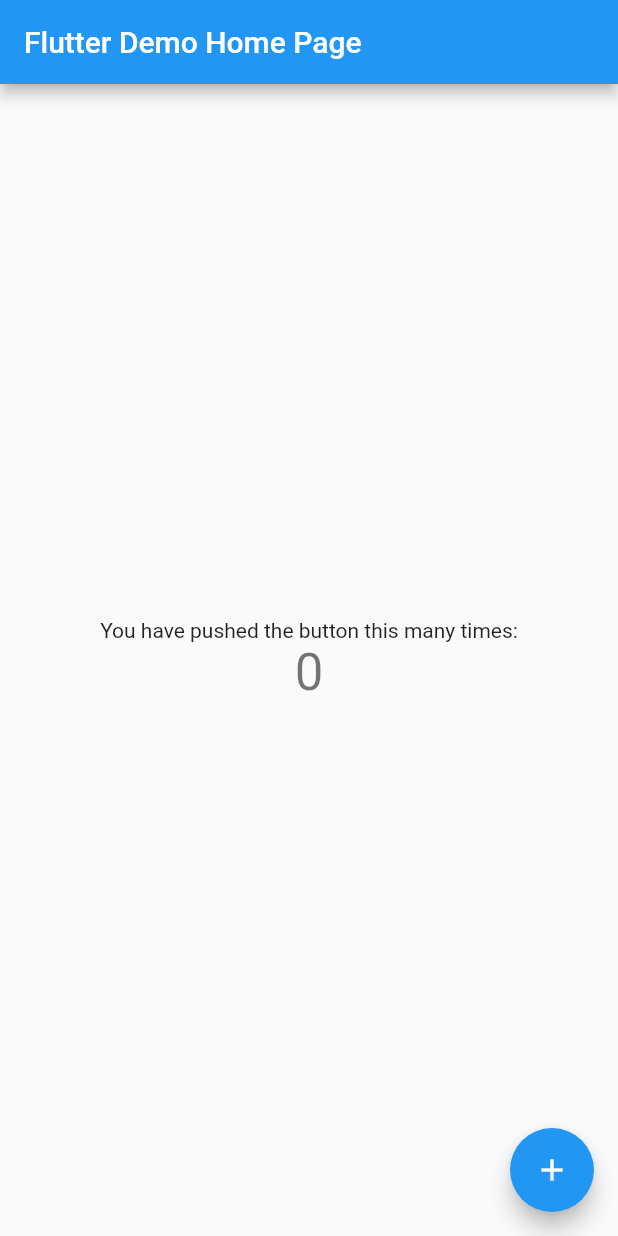
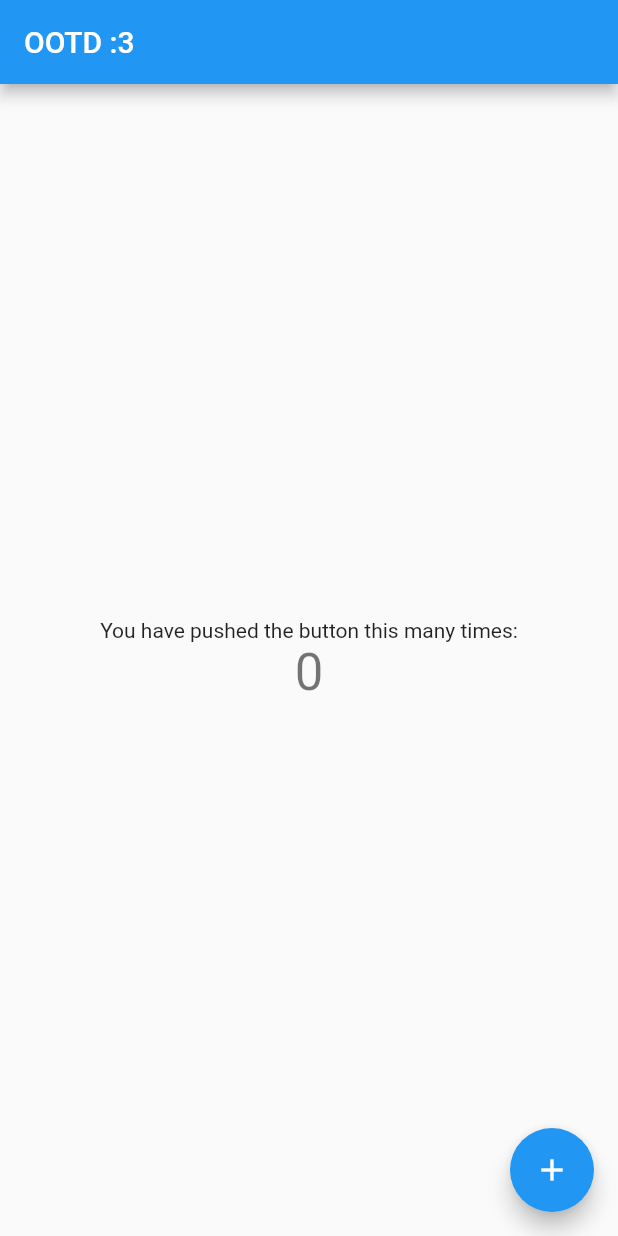
Before and after one commit to danielcornejo14/ootd, a Flutter app: the screen it shows after launch, on a phone screen of 412 x 824 dp. Run offline on Flutter 3.47's test engine with Material 2 defaults, Android fonts, the phone set to English and light mode, and no system bars; our stand-ins replace firebase_core; accounts and stored records are empty.

```diff
--- a/ootd/lib/main.dart
+++ b/ootd/lib/main.dart
@@ -24,7 +24,7 @@ class MyApp extends StatelessWidget {
         // is not restarted.
         primarySwatch: Colors.blue,
       ),
-      home: const MyHomePage(title: 'Flutter Demo Home Page'),
+      home: const MyHomePage(title: 'OOTD :3'),
     );
   }
 }
```
Also changed, not shown: ootd/lib/firebase_options.dart (added), 7 other files.
